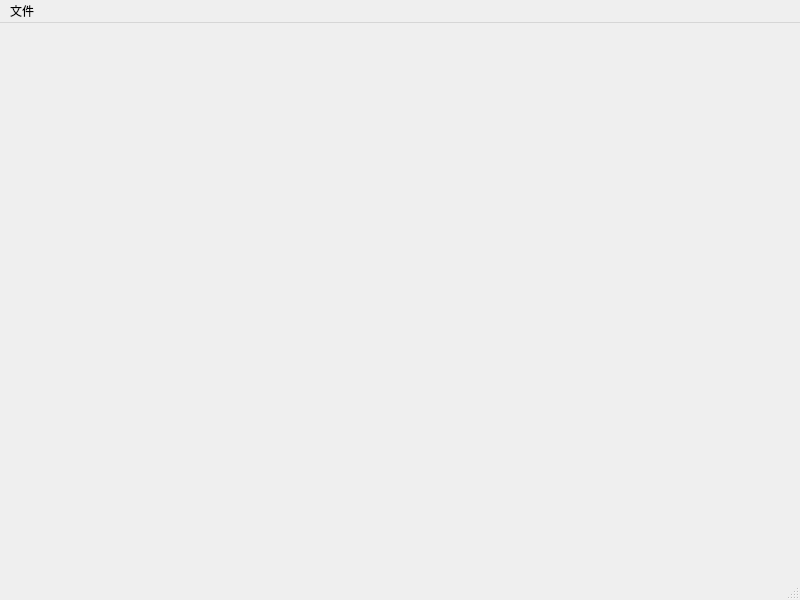
Old version of the form ui/MainWindow.ui in the repository Mosuyun/C_ITS.
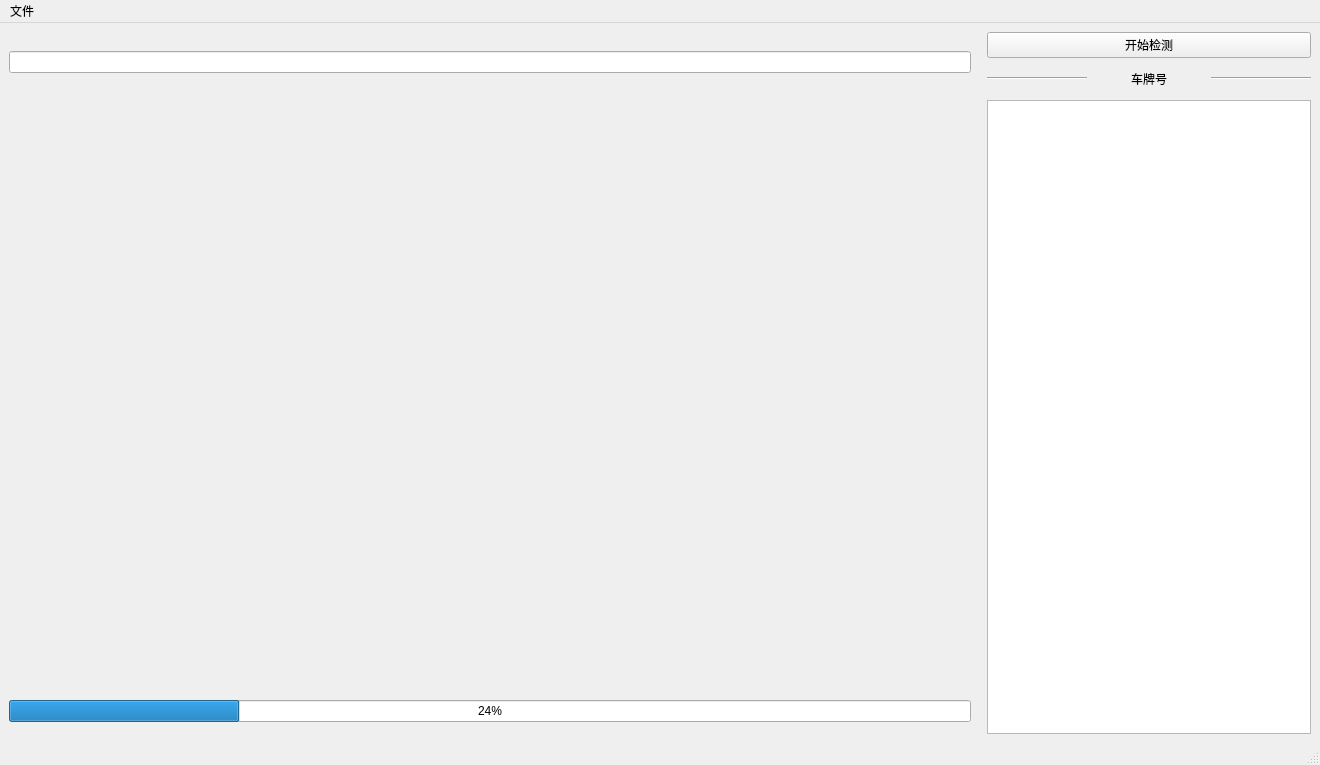
New version of the form.

Commit message: ui and play local video

Diff of the .ui file:
```diff
--- a/ui/MainWindow.ui
+++ b/ui/MainWindow.ui
@@ -6,20 +6,115 @@
    <rect>
     <x>0</x>
     <y>0</y>
-    <width>800</width>
-    <height>600</height>
+    <width>1320</width>
+    <height>765</height>
    </rect>
   </property>
   <property name="windowTitle">
    <string>MainWindow</string>
   </property>
-  <widget class="QWidget" name="centralwidget"/>
+  <widget class="QWidget" name="centralwidget">
+   <layout class="QHBoxLayout" name="horizontalLayout_6" stretch="2">
+    <item>
+     <layout class="QHBoxLayout" name="horizontalLayout_5" stretch="3,1">
+      <item>
+       <layout class="QVBoxLayout" name="verticalLayout" stretch="1,10,0">
+        <property name="spacing">
+         <number>10</number>
+        </property>
+        <property name="rightMargin">
+         <number>10</number>
+        </property>
+        <property name="bottomMargin">
+         <number>12</number>
+        </property>
+        <item alignment="Qt::AlignVCenter">
+         <widget class="QLineEdit" name="detection_out"/>
+        </item>
+        <item>
+         <layout class="QHBoxLayout" name="horizontalLayout_3" stretch="0,0">
+          <property name="spacing">
+           <number>24</number>
+          </property>
+          <property name="leftMargin">
+           <number>12</number>
+          </property>
+          <property name="rightMargin">
+           <number>12</number>
+          </property>
+          <item>
+           <layout class="QHBoxLayout" name="videoLayout_org"/>
+          </item>
+          <item>
+           <layout class="QHBoxLayout" name="videoLayout_out">
+            <property name="spacing">
+             <number>12</number>
+            </property>
+           </layout>
+          </item>
+         </layout>
+        </item>
+        <item>
+         <widget class="QProgressBar" name="progressBar">
+          <property name="value">
+           <number>24</number>
+          </property>
+         </widget>
+        </item>
+       </layout>
+      </item>
+      <item>
+       <layout class="QVBoxLayout" name="verticalLayout_2" stretch="1,1,12">
+        <property name="spacing">
+         <number>12</number>
+        </property>
+        <item>
+         <widget class="QPushButton" name="start">
+          <property name="text">
+           <string>开始检测</string>
+          </property>
+         </widget>
+        </item>
+        <item>
+         <layout class="QHBoxLayout" name="horizontalLayout_4" stretch="0,0,0">
+          <item>
+           <widget class="Line" name="line">
+            <property name="orientation">
+             <enum>Qt::Horizontal</enum>
+            </property>
+           </widget>
+          </item>
+          <item>
+           <widget class="QLabel" name="label">
+            <property name="text">
+             <string>&lt;html&gt;&lt;head/&gt;&lt;body&gt;&lt;p align=&quot;center&quot;&gt;车牌号&lt;/p&gt;&lt;/body&gt;&lt;/html&gt;</string>
+            </property>
+           </widget>
+          </item>
+          <item>
+           <widget class="Line" name="line_2">
+            <property name="orientation">
+             <enum>Qt::Horizontal</enum>
+            </property>
+           </widget>
+          </item>
+         </layout>
+        </item>
+        <item>
+         <widget class="QTextEdit" name="plateNumbers"/>
+        </item>
+       </layout>
+      </item>
+     </layout>
+    </item>
+   </layout>
+  </widget>
   <widget class="QMenuBar" name="menubar">
    <property name="geometry">
     <rect>
      <x>0</x>
      <y>0</y>
-     <width>800</width>
+     <width>1320</width>
      <height>23</height>
     </rect>
    </property>
```
Left out of the diff: 4 changed lines with no effect on the pictures. The commit also changes 3 other files.
